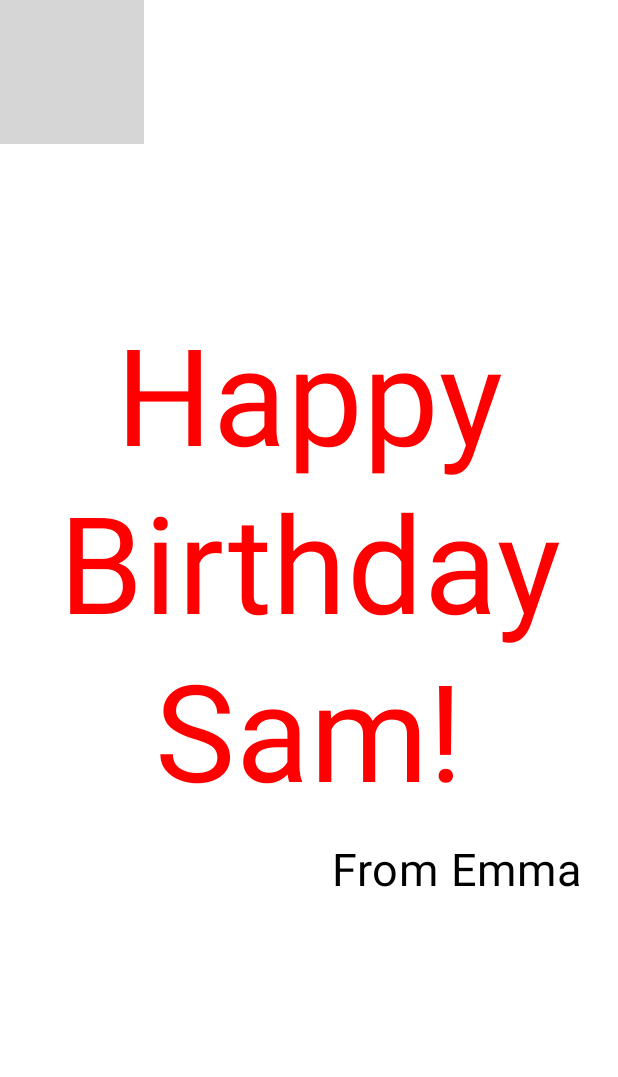
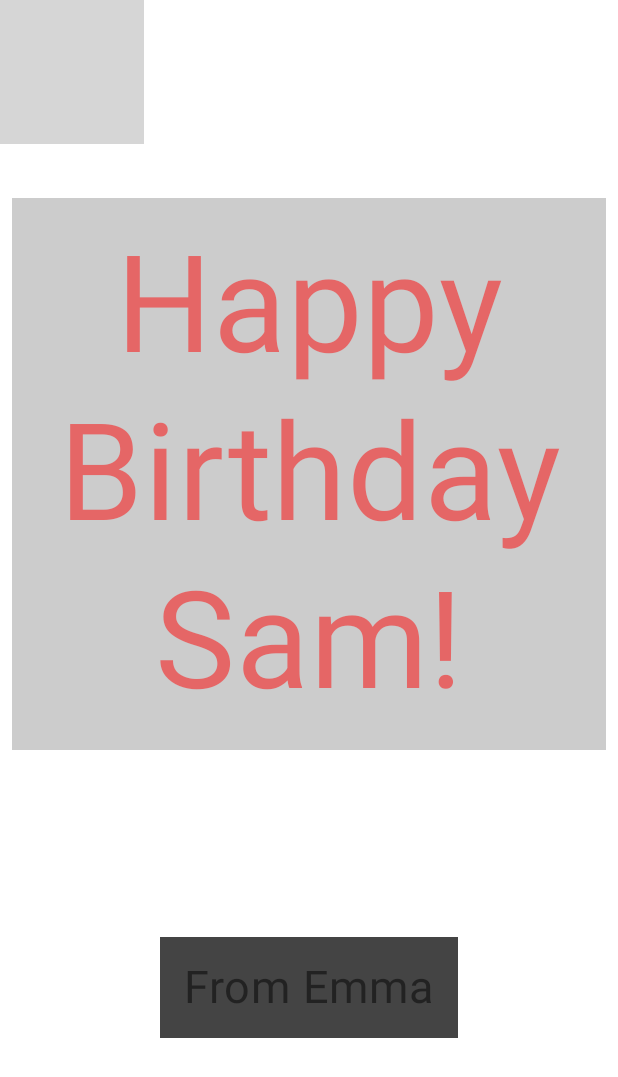
Before and after one commit to das-dipankar/testHappyBirthdayApp, an Android app built with Jetpack Compose: the @Preview function GreetingImagePreview, on a phone screen of 412 x 824 dp. Shown: the top 1077 px of the screen. Run offline under Robolectric (Android 15) with nearby library versions, the phone set to English and light mode, and no system bars; grey boxes are pictures that could not be loaded.

```diff
--- a/app/src/main/java/com/example/happybirthday/MainActivity.kt
+++ b/app/src/main/java/com/example/happybirthday/MainActivity.kt
@@ -24,7 +24,9 @@ import androidx.compose.ui.unit.sp
 import com.example.happybirthday.ui.theme.HappyBirthdayTheme
 import androidx.activity.ComponentActivity
 import androidx.activity.compose.setContent
+import androidx.compose.ui.draw.alpha
 import androidx.compose.ui.layout.ContentScale
+import androidx.compose.ui.res.stringResource
 
 class MainActivity : ComponentActivity() {
     override fun onCreate(savedInstanceState: Bundle?) {
@@ -73,8 +75,8 @@ fun GreetingImage(message: String, from: String, modifier: Modifier = Modifier)
 fun GreetingImagePreview() {
     HappyBirthdayTheme {
         GreetingImage(
-            message = "Happy Birthday Sam!",
-            from = "From Emma",
+            message = stringResource(R.string.happy_birthday_text),
+            from = stringResource(R.string.signature_text),
 //            modifier = Modifier.padding(8.dp).background(color = Color.Blue)
         )
     }
@@ -82,7 +84,7 @@ fun GreetingImagePreview() {
 @Composable
 fun GreetingText(message: String, from: String, modifier: Modifier = Modifier) {
     Column(
-        verticalArrangement = Arrangement.Center,
+        verticalArrangement = Arrangement.SpaceEvenly,
         modifier = modifier
     ) {
         Text(
@@ -91,16 +93,20 @@ fun GreetingText(message: String, from: String, modifier: Modifier = Modifier) {
             lineHeight = 112.sp,
             color = Color.Red,
             textAlign = TextAlign.Center,
-//            modifier = Modifier.background(color = Color.LightGray)
+            modifier = Modifier
+                .background(color = Color.LightGray)
+                .alpha(0.5F)
+                .padding(start = 16.dp, top = 16.dp, end = 16.dp, bottom = 16.dp)
         )
         Text(
             text = from,
             fontSize = 30.sp,
             lineHeight = 35.sp,
             modifier = Modifier
-//                .background(color = Color.DarkGray)
-                .padding(16.dp)
-                .align(Alignment.End)
+                .background(color = Color.DarkGray)
+                .padding(start = 16.dp, top = 16.dp, end = 16.dp, bottom = 16.dp)
+                .align(Alignment.CenterHorizontally)
+                .alpha(0.5F)
         )
     }
 }
--- a/app/src/main/res/values/strings.xml
+++ b/app/src/main/res/values/strings.xml
@@ -1,3 +1,5 @@
 <resources>
     <string name="app_name">happyBirthday</string>
+    <string name="happy_birthday_text">Happy Birthday Sam!</string>
+    <string name="signature_text">From Emma</string>
 </resources>
```
